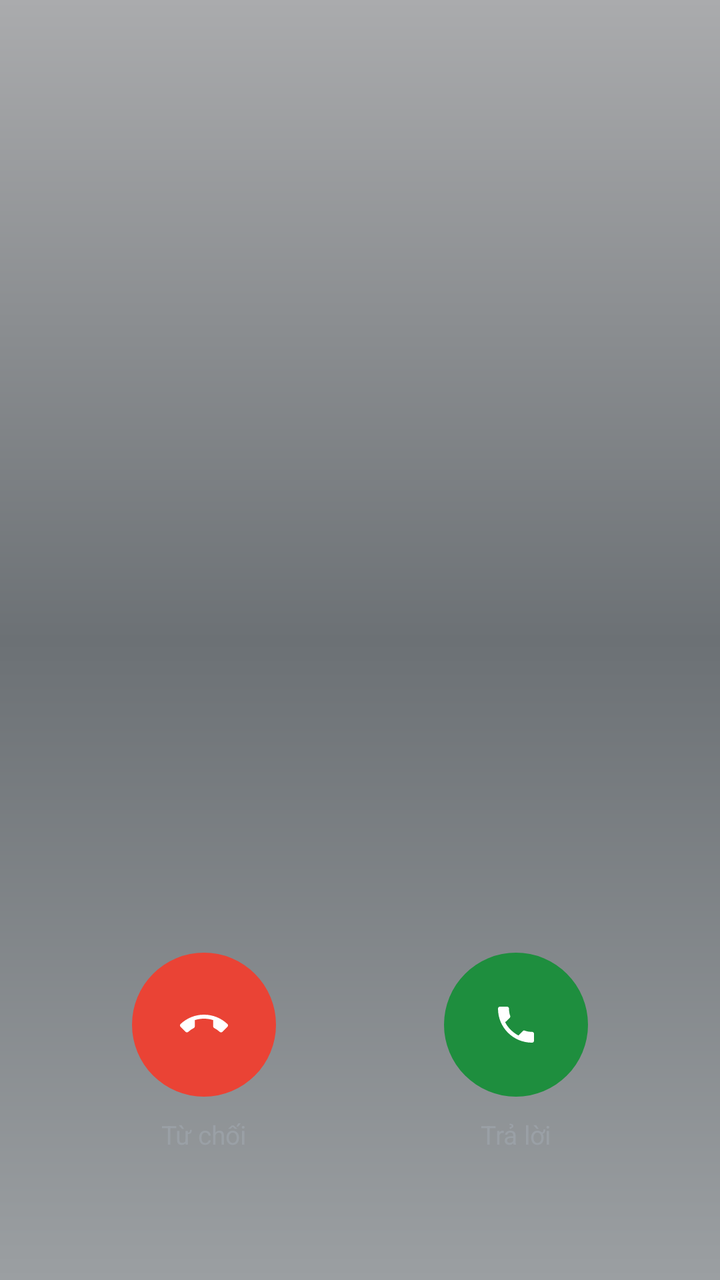
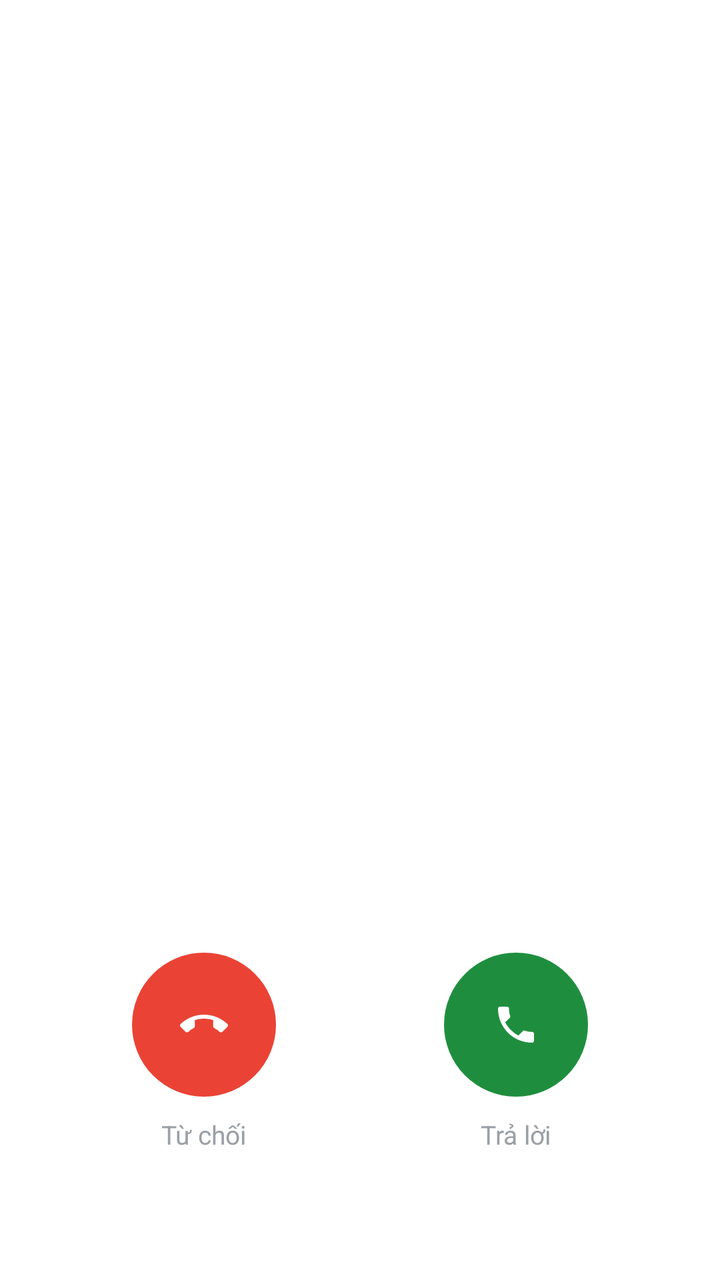

Before-and-after screenshots of an Android layout around one commit, followed by the original layout XML and the change that was made.
<!-- AndroidManifest.xml: activity theme Theme.SimpleCall.InCall -->
<!-- res/layout/activity_in_call.xml -->
<?xml version="1.0" encoding="utf-8"?>
<androidx.constraintlayout.widget.ConstraintLayout
    xmlns:android="http://schemas.android.com/apk/res/android"
    xmlns:app="http://schemas.android.com/apk/res-auto"
    android:layout_width="match_parent"
    android:layout_height="match_parent"
    android:background="@drawable/bg_incall_screen">


    
    <TextView android:id="@+id/tvCallerName"
        android:layout_width="0dp" android:layout_height="wrap_content"
        android:layout_marginTop="80dp"
        android:layout_marginStart="40dp" android:layout_marginEnd="40dp"
        android:gravity="center"
        android:textColor="@color/text_on_dark" android:textSize="28sp"
        android:fontFamily="sans-serif" android:singleLine="true"
        app:layout_constraintTop_toTopOf="parent"
        app:layout_constraintStart_toStartOf="parent"
        app:layout_constraintEnd_toEndOf="parent"/>

    
    <TextView android:id="@+id/tvCallerNumber"
        android:layout_width="0dp" android:layout_height="wrap_content"
        android:layout_marginTop="0dp"
        android:gravity="center"
        android:textColor="@color/text_on_dark" android:textSize="14sp"
        android:fontFamily="sans-serif"
        android:visibility="gone"
        app:layout_constraintTop_toBottomOf="@id/tvCallerName"
        app:layout_constraintStart_toStartOf="parent"
        app:layout_constraintEnd_toEndOf="parent"/>


    
    <FrameLayout android:id="@+id/llSimLine"
        android:layout_width="26dp" android:layout_height="26dp"
        android:layout_marginTop="6dp"
        android:visibility="gone"
        app:layout_constraintTop_toBottomOf="@id/tvCallerNumber"
        app:layout_constraintStart_toStartOf="parent"
        app:layout_constraintEnd_toEndOf="parent">

        <ImageView
            android:layout_width="30dp" android:layout_height="30dp"
            android:src="@drawable/ic_sim_card"
            android:tint="#9AA0A6" />

        <TextView android:id="@+id/tvSimBadge"
            android:layout_width="wrap_content" android:layout_height="wrap_content"
            android:layout_gravity="center"
            android:text="2"
            android:textSize="10sp"
            android:textStyle="bold"
            android:textColor="#FFFFFF"
            android:fontFamily="sans-serif-medium" />
    </FrameLayout>

    
    <LinearLayout android:id="@+id/llStatusLine"
        android:layout_width="wrap_content" android:layout_height="wrap_content"
        android:orientation="horizontal" android:gravity="center_vertical"
        android:layout_marginTop="6dp"
        app:layout_constraintTop_toBottomOf="@id/llSimLine"
        app:layout_constraintStart_toStartOf="parent"
        app:layout_constraintEnd_toEndOf="parent">

        <TextView android:id="@+id/tvHdBadge"
            android:layout_width="wrap_content" android:layout_height="18dp"
            android:paddingStart="4dp" android:paddingEnd="4dp"
            android:gravity="center" android:text="HD"
            android:textSize="10sp" android:textColor="#9AA0A6"
            android:background="@drawable/bg_hd_badge"
            android:layout_marginEnd="6dp"
            android:visibility="gone" />

        <TextView android:id="@+id/tvCallStatus"
            android:layout_width="wrap_content" android:layout_height="wrap_content"
            android:textColor="@color/text_on_dark" android:textSize="14sp"
            android:fontFamily="sans-serif" />
    </LinearLayout>

    
    <LinearLayout android:id="@+id/incomingControls"
        android:layout_width="0dp" android:layout_height="wrap_content"
        android:orientation="horizontal" android:gravity="center"
        android:layout_marginStart="24dp" android:layout_marginEnd="24dp"
        android:layout_marginBottom="64dp"
        app:layout_constraintBottom_toBottomOf="parent"
        app:layout_constraintStart_toStartOf="parent"
        app:layout_constraintEnd_toEndOf="parent">

        <LinearLayout android:layout_width="0dp" android:layout_height="wrap_content"
            android:layout_weight="1" android:orientation="vertical" android:gravity="center">
            <ImageButton android:id="@+id/btnDecline"
                android:layout_width="72dp" android:layout_height="72dp"
                android:background="@drawable/bg_decline_circle"
                android:src="@drawable/ic_call_end"
                android:contentDescription="@string/decline"/>
            <TextView android:layout_width="wrap_content" android:layout_height="wrap_content"
                android:text="Từ chối" android:textColor="#9AA0A6" android:textSize="13sp"
                android:layout_marginTop="10dp" android:fontFamily="sans-serif"/>
        </LinearLayout>

        <LinearLayout android:layout_width="0dp" android:layout_height="wrap_content"
            android:layout_weight="1" android:orientation="vertical" android:gravity="center">
            <ImageButton android:id="@+id/btnAnswer"
                android:layout_width="72dp" android:layout_height="72dp"
                android:background="@drawable/bg_call_circle"
                android:src="@drawable/ic_call"
                android:contentDescription="@string/answer"/>
            <TextView android:layout_width="wrap_content" android:layout_height="wrap_content"
                android:text="Trả lời" android:textColor="#9AA0A6" android:textSize="13sp"
                android:layout_marginTop="10dp" android:fontFamily="sans-serif"/>
        </LinearLayout>
    </LinearLayout>

    
    <LinearLayout android:id="@+id/activeControls"
        android:layout_width="0dp" android:layout_height="wrap_content"
        android:orientation="vertical" android:visibility="gone"
        android:layout_marginStart="16dp" android:layout_marginEnd="16dp"
        android:layout_marginBottom="40dp"
        app:layout_constraintBottom_toBottomOf="parent"
        app:layout_constraintStart_toStartOf="parent"
        app:layout_constraintEnd_toEndOf="parent">

        
        <LinearLayout android:layout_width="match_parent" android:layout_height="wrap_content"
            android:orientation="horizontal" android:gravity="center"
            android:layout_marginBottom="20dp">

            <LinearLayout android:layout_width="0dp" android:layout_height="wrap_content"
                android:layout_weight="1" android:orientation="vertical" android:gravity="center">
                <ImageButton android:id="@+id/btnRecord"
                    android:layout_width="108dp" android:layout_height="108dp"
                    android:background="@android:color/transparent"
                    android:scaleType="center"
                    android:tint="#9AA0A6"
                    android:src="@drawable/ic_record_dot"
                    android:contentDescription="@string/start_recording"/>
                <TextView android:id="@+id/tvRecordLabel"
                    android:layout_width="wrap_content" android:layout_height="wrap_content"
                    android:text="@string/start_recording" android:textColor="#9AA0A6" android:textSize="12sp"
                    android:layout_marginTop="3dp" android:fontFamily="sans-serif"/>
            </LinearLayout>

            <LinearLayout android:layout_width="0dp" android:layout_height="wrap_content"
                android:layout_weight="1" android:orientation="vertical" android:gravity="center">
                <ImageButton android:id="@+id/btnMute"
                    android:layout_width="108dp" android:layout_height="108dp"
                    android:background="@android:color/transparent"
                    android:scaleType="center"
                    android:tint="@color/text_on_dark"
                    android:src="@drawable/ic_mic_off"
                    android:contentDescription="Im lặng"/>
                <TextView android:id="@+id/tvMuteLabel"
                    android:layout_width="wrap_content" android:layout_height="wrap_content"
                    android:text="Im lặng" android:textColor="@color/text_on_dark" android:textSize="12sp"
                    android:layout_marginTop="3dp" android:fontFamily="sans-serif"/>
            </LinearLayout>

            <LinearLayout android:layout_width="0dp" android:layout_height="wrap_content"
                android:layout_weight="1" android:orientation="vertical" android:gravity="center">
                <ImageButton android:id="@+id/btnHold"
                    android:layout_width="108dp" android:layout_height="108dp"
                    android:background="@android:color/transparent"
                    android:scaleType="center"
                    android:tint="#9AA0A6"
                    android:src="@drawable/ic_call_hold"
                    android:contentDescription="@string/hold_call"/>
                <TextView android:id="@+id/tvHoldLabel"
                    android:layout_width="wrap_content" android:layout_height="wrap_content"
                    android:text="@string/hold_call" android:textColor="#9AA0A6" android:textSize="12sp"
                    android:layout_marginTop="3dp" android:fontFamily="sans-serif"/>
            </LinearLayout>
        </LinearLayout>

        
        <LinearLayout android:layout_width="match_parent" android:layout_height="wrap_content"
            android:orientation="horizontal" android:gravity="center"
            android:layout_marginBottom="24dp">

            <LinearLayout android:layout_width="0dp" android:layout_height="wrap_content"
                android:layout_weight="1" android:orientation="vertical" android:gravity="center">
                <ImageButton android:id="@+id/btnClarity"
                    android:layout_width="108dp" android:layout_height="108dp"
                    android:background="@android:color/transparent"
                    android:scaleType="center"
                    android:tint="#9AA0A6"
                    android:src="@drawable/ic_call_clarity"
                    android:contentDescription="@string/call_clarity"/>
                <TextView android:id="@+id/tvClarityLabel"
                    android:layout_width="wrap_content" android:layout_height="wrap_content"
                    android:text="@string/call_clarity" android:textColor="#9AA0A6" android:textSize="12sp"
                    android:layout_marginTop="3dp" android:fontFamily="sans-serif"/>
            </LinearLayout>

            <LinearLayout android:layout_width="0dp" android:layout_height="wrap_content"
                android:layout_weight="1" android:orientation="vertical" android:gravity="center">
                <ImageButton android:id="@+id/btnAddCall"
                    android:layout_width="108dp" android:layout_height="108dp"
                    android:background="@android:color/transparent"
                    android:scaleType="center"
                    android:tint="#9AA0A6"
                    android:src="@drawable/ic_add"
                    android:contentDescription="@string/add_call"/>
                <TextView android:layout_width="wrap_content" android:layout_height="wrap_content"
                    android:text="@string/add_call" android:textColor="#9AA0A6" android:textSize="12sp"
                    android:layout_marginTop="3dp" android:fontFamily="sans-serif"/>
            </LinearLayout>

            <LinearLayout android:layout_width="0dp" android:layout_height="wrap_content"
                android:layout_weight="1" android:orientation="vertical" android:gravity="center">
                <ImageButton android:id="@+id/btnMore"
                    android:layout_width="108dp" android:layout_height="108dp"
                    android:background="@android:color/transparent"
                    android:scaleType="center"
                    android:tint="@color/text_on_dark"
                    android:src="@drawable/ic_expand_more"
                    android:contentDescription="@string/more_options"/>
                <TextView android:layout_width="wrap_content" android:layout_height="wrap_content"
                    android:text="@string/more_options" android:textColor="@color/text_on_dark" android:textSize="12sp"
                    android:layout_marginTop="3dp" android:fontFamily="sans-serif"/>
            </LinearLayout>
        </LinearLayout>

        
        <GridLayout android:id="@+id/dtmfPanel"
            android:layout_width="match_parent" android:layout_height="wrap_content"
            android:columnCount="3" android:rowCount="4"
            android:visibility="gone"
            android:layout_marginBottom="16dp">

            <androidx.appcompat.widget.AppCompatButton style="@style/KeyBtn" android:text="1" android:tag="1" android:textColor="@color/text_on_dark"/>
            <androidx.appcompat.widget.AppCompatButton style="@style/KeyBtn" android:text="2" android:tag="2" android:textColor="@color/text_on_dark"/>
            <androidx.appcompat.widget.AppCompatButton style="@style/KeyBtn" android:text="3" android:tag="3" android:textColor="@color/text_on_dark"/>
            <androidx.appcompat.widget.AppCompatButton style="@style/KeyBtn" android:text="4" android:tag="4" android:textColor="@color/text_on_dark"/>
            <androidx.appcompat.widget.AppCompatButton style="@style/KeyBtn" android:text="5" android:tag="5" android:textColor="@color/text_on_dark"/>
            <androidx.appcompat.widget.AppCompatButton style="@style/KeyBtn" android:text="6" android:tag="6" android:textColor="@color/text_on_dark"/>
            <androidx.appcompat.widget.AppCompatButton style="@style/KeyBtn" android:text="7" android:tag="7" android:textColor="@color/text_on_dark"/>
            <androidx.appcompat.widget.AppCompatButton style="@style/KeyBtn" android:text="8" android:tag="8" android:textColor="@color/text_on_dark"/>
            <androidx.appcompat.widget.AppCompatButton style="@style/KeyBtn" android:text="9" android:tag="9" android:textColor="@color/text_on_dark"/>
            <androidx.appcompat.widget.AppCompatButton style="@style/KeyBtn" android:text="*" android:tag="*" android:textColor="@color/text_on_dark"/>
            <androidx.appcompat.widget.AppCompatButton style="@style/KeyBtn" android:text="0" android:tag="0" android:textColor="@color/text_on_dark"/>
            <androidx.appcompat.widget.AppCompatButton style="@style/KeyBtn" android:text="#" android:tag="#" android:textColor="@color/text_on_dark"/>
        </GridLayout>

        
        <LinearLayout android:layout_width="match_parent" android:layout_height="wrap_content"
            android:orientation="horizontal" android:gravity="center">

            <LinearLayout android:layout_width="0dp" android:layout_height="wrap_content"
                android:layout_weight="1" android:orientation="vertical" android:gravity="center">
                <ImageButton android:id="@+id/btnSpeaker"
                    android:layout_width="72dp" android:layout_height="72dp"
                    android:background="@android:color/transparent"
                    android:src="@drawable/ic_volume_up"
                    android:contentDescription="@string/speaker"/>
                <TextView android:id="@+id/tvSpeakerLabel"
                    android:layout_width="wrap_content" android:layout_height="wrap_content"
                    android:text="Loa ngoài" android:textColor="#9AA0A6" android:textSize="12sp"
                    android:layout_marginTop="6dp" android:fontFamily="sans-serif"
                    android:visibility="gone"/>
            </LinearLayout>

            <LinearLayout android:layout_width="0dp" android:layout_height="wrap_content"
                android:layout_weight="1" android:orientation="vertical" android:gravity="center">
                <ImageButton android:id="@+id/btnEndCall"
                    android:layout_width="72dp" android:layout_height="72dp"
                    android:background="@drawable/bg_decline_circle"
                    android:src="@drawable/ic_call_end"
                    android:contentDescription="@string/end_call"/>
                <TextView android:layout_width="wrap_content" android:layout_height="wrap_content"
                    android:text="Kết thúc" android:textColor="#9AA0A6" android:textSize="13sp"
                    android:layout_marginTop="10dp" android:fontFamily="sans-serif"
                    android:visibility="gone"/>
            </LinearLayout>

            <LinearLayout android:layout_width="0dp" android:layout_height="wrap_content"
                android:layout_weight="1" android:orientation="vertical" android:gravity="center">
                <ImageButton android:id="@+id/btnDtmf"
                    android:layout_width="72dp" android:layout_height="72dp"
                    android:background="@android:color/transparent"
                    android:src="@drawable/ic_dialpad"
                    android:contentDescription="Bàn phím"/>
                <TextView android:layout_width="wrap_content" android:layout_height="wrap_content"
                    android:text="Bàn phím" android:textColor="#9AA0A6" android:textSize="12sp"
                    android:layout_marginTop="6dp" android:fontFamily="sans-serif"
                    android:visibility="gone"/>
            </LinearLayout>
        </LinearLayout>
    </LinearLayout>

</androidx.constraintlayout.widget.ConstraintLayout>
<!-- resources referenced by this layout -->
<resources>
  <color name="text_on_dark">#E8EAED</color>
  <!-- drawable bg_call_circle (drawable) -->
  <?xml version="1.0" encoding="utf-8"?>
  <ripple xmlns:android="http://schemas.android.com/apk/res/android"
      android:color="#331E8E3E">
      <item>
          <shape android:shape="oval">
              <solid android:color="@color/btn_call" />
          </shape>
      </item>
  </ripple>
  <!-- drawable bg_decline_circle (drawable) -->
  <?xml version="1.0" encoding="utf-8"?>
  <ripple xmlns:android="http://schemas.android.com/apk/res/android"
      android:color="#33EA4335">
      <item>
          <shape android:shape="oval">
              <solid android:color="@color/btn_decline" />
          </shape>
      </item>
  </ripple>
  <!-- drawable bg_hd_badge (drawable) -->
  <?xml version="1.0" encoding="utf-8"?>
  <shape xmlns:android="http://schemas.android.com/apk/res/android"
      android:shape="rectangle">
      <stroke android:width="1.2dp" android:color="@color/call_log_muted" />
      <corners android:radius="3dp" />
      <solid android:color="@android:color/transparent" />
  </shape>
  <!-- drawable bg_incall_screen (drawable) -->
  <?xml version="1.0" encoding="utf-8"?>
  <shape xmlns:android="http://schemas.android.com/apk/res/android"
      android:shape="rectangle">
      <gradient
          android:type="linear"
          android:angle="90"
          android:startColor="#9B9FA2"
          android:centerColor="#6C7175"
          android:endColor="#AAABAD" />
  </shape>
  <!-- drawable ic_call_hold (drawable) -->
  <?xml version="1.0" encoding="utf-8"?>
  <vector xmlns:android="http://schemas.android.com/apk/res/android"
      android:width="24dp" android:height="24dp"
      android:viewportWidth="24" android:viewportHeight="24">
      <path android:fillColor="@color/text_on_dark"
          android:pathData="M8,6 L11,6 L11,18 L8,18 Z M13,6 L16,6 L16,18 L13,18 Z"/>
  </vector>
  <!-- drawable ic_expand_more (drawable) -->
  <?xml version="1.0" encoding="utf-8"?>
  <vector xmlns:android="http://schemas.android.com/apk/res/android"
      android:width="24dp" android:height="24dp"
      android:viewportWidth="24" android:viewportHeight="24">
      <path android:fillColor="@color/text_on_dark"
          android:pathData="M16.59,8.59L12,13.17 7.41,8.59 6,10l6,6 6,-6z"/>
  </vector>
  <string name="add_call">Thêm cuộc gọi</string>
  <string name="answer">Trả lời</string>
  <string name="call_clarity">Gọi rõ ràng</string>
  <string name="decline">Từ chối</string>
  <string name="end_call">Kết thúc</string>
  <string name="hold_call">Giữ</string>
  <string name="more_options">Thêm</string>
  <string name="speaker">Loa ngoài</string>
  <string name="start_recording">Bắt đầu ghi âm</string>
  <style name="Theme.SimpleCall.InCall" parent="Theme.MaterialComponents.NoActionBar">
          <item name="android:windowBackground">@color/incall_bg</item>
          <item name="android:statusBarColor">@color/incall_bg</item>
          <item name="android:navigationBarColor">@color/incall_bg</item>
          <item name="android:windowLightStatusBar" tools:targetApi="23">false</item>
      </style>
  <color name="btn_call">#1E8E3E</color>
  <color name="btn_decline">#EA4335</color>
  <color name="call_log_muted">#6E7176</color>
  <color name="text_secondary">#9AA0A6</color>
  <color name="text_primary">#E8EAED</color>
  <!-- drawable bg_key (drawable) -->
  <?xml version="1.0" encoding="utf-8"?>
  <ripple xmlns:android="http://schemas.android.com/apk/res/android"
      android:color="@color/key_ripple">
      <item>
          <shape android:shape="oval">
              <solid android:color="@android:color/transparent" />
          </shape>
      </item>
  </ripple>
  <color name="incall_bg">#3A3A3C</color>
  <color name="key_ripple">#22FFFFFF</color>
  <!-- unchanged entries left out for length: 10 -->
</resources>

<!-- the commit's change to res/layout/activity_in_call.xml (unified diff, before → after) -->
@@ -253,8 +253,10 @@
             <LinearLayout android:layout_width="0dp" android:layout_height="wrap_content"
                 android:layout_weight="1" android:orientation="vertical" android:gravity="center">
                 <ImageButton android:id="@+id/btnSpeaker"
-                    android:layout_width="72dp" android:layout_height="72dp"
-                    android:background="@android:color/transparent"
+                    android:layout_width="108dp" android:layout_height="108dp"
+                    android:background="@android:color/transparent"
+                    android:scaleType="center"
+                    android:tint="@color/text_on_dark"
                     android:src="@drawable/ic_volume_up"
                     android:contentDescription="@string/speaker"/>
                 <TextView android:id="@+id/tvSpeakerLabel"
<!-- resource entries referenced after the edit -->
@@ -1,6 +1,6 @@
 <!-- resources referenced by this layout -->
 <resources>
-  <color name="text_on_dark">#E8EAED</color>
+  <color name="text_on_dark">#202124</color>
   <!-- drawable bg_call_circle (drawable) -->
   <?xml version="1.0" encoding="utf-8"?>
   <ripple xmlns:android="http://schemas.android.com/apk/res/android"
@@ -33,12 +33,7 @@
   <?xml version="1.0" encoding="utf-8"?>
   <shape xmlns:android="http://schemas.android.com/apk/res/android"
       android:shape="rectangle">
-      <gradient
-          android:type="linear"
-          android:angle="90"
-          android:startColor="#9B9FA2"
-          android:centerColor="#6C7175"
-          android:endColor="#AAABAD" />
+      <solid android:color="#FFFFFF" />
   </shape>
   <!-- drawable ic_call_hold (drawable) -->
   <?xml version="1.0" encoding="utf-8"?>
